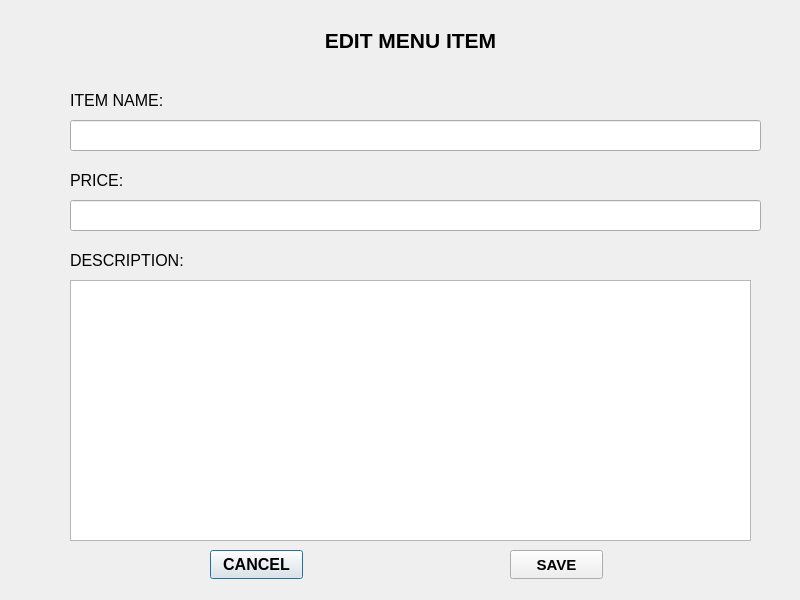
The window that RMS_qt/editmenuitem.ui (dev-pratik02/RMS) describes before a commit, drawn with Qt 5.
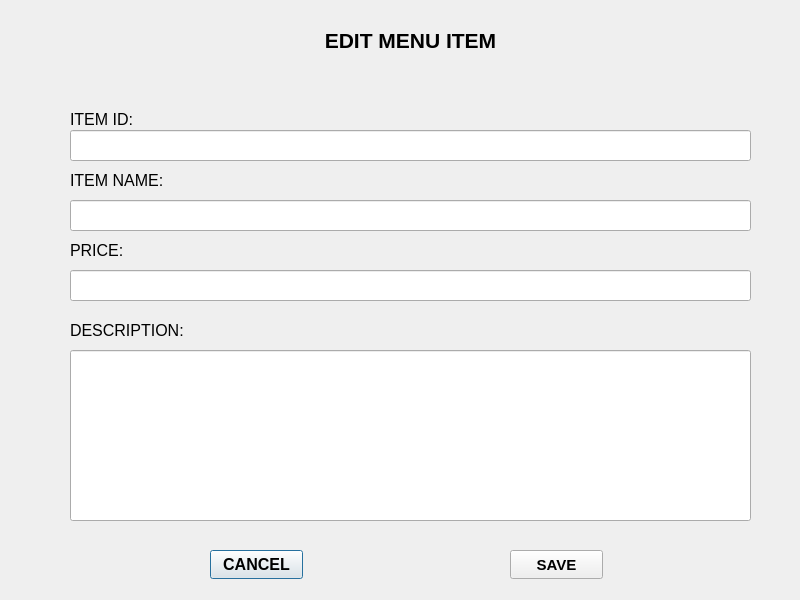
The same window after the commit.

Diff of the .ui file:
```diff
--- a/RMS_qt/editmenuitem.ui
+++ b/RMS_qt/editmenuitem.ui
@@ -17,7 +17,7 @@
    <property name="geometry">
     <rect>
      <x>70</x>
-     <y>90</y>
+     <y>170</y>
      <width>131</width>
      <height>20</height>
     </rect>
@@ -33,25 +33,12 @@
     <string>ITEM NAME:</string>
    </property>
   </widget>
-  <widget class="QPlainTextEdit" name="item_description">
-   <property name="geometry">
-    <rect>
-     <x>70</x>
-     <y>280</y>
-     <width>681</width>
-     <height>261</height>
-    </rect>
-   </property>
-   <property name="plainText">
-    <string/>
-   </property>
-  </widget>
   <widget class="QLineEdit" name="item_price">
    <property name="geometry">
     <rect>
      <x>70</x>
-     <y>200</y>
-     <width>691</width>
+     <y>270</y>
+     <width>681</width>
      <height>31</height>
     </rect>
    </property>
@@ -63,7 +50,7 @@
    <property name="geometry">
     <rect>
      <x>70</x>
-     <y>170</y>
+     <y>240</y>
      <width>151</width>
      <height>20</height>
     </rect>
@@ -81,8 +68,8 @@
    <property name="geometry">
     <rect>
      <x>70</x>
-     <y>120</y>
-     <width>691</width>
+     <y>200</y>
+     <width>681</width>
      <height>31</height>
     </rect>
    </property>
@@ -112,7 +99,7 @@
    <property name="geometry">
     <rect>
      <x>70</x>
-     <y>250</y>
+     <y>320</y>
      <width>141</width>
      <height>20</height>
     </rect>
@@ -171,6 +158,48 @@
     <set>Qt::AlignmentFlag::AlignCenter</set>
    </property>
   </widget>
+  <widget class="QLabel" name="item_id_2">
+   <property name="geometry">
+    <rect>
+     <x>70</x>
+     <y>110</y>
+     <width>64</width>
+     <height>18</height>
+    </rect>
+   </property>
+   <property name="font">
+    <font>
+     <family>Arial</family>
+     <pointsize>12</pointsize>
+    </font>
+   </property>
+   <property name="text">
+    <string>ITEM ID:</string>
+   </property>
+  </widget>
+  <widget class="QLineEdit" name="item_id">
+   <property name="geometry">
+    <rect>
+     <x>70</x>
+     <y>130</y>
+     <width>681</width>
+     <height>31</height>
+    </rect>
+   </property>
+  </widget>
+  <widget class="QLineEdit" name="item_description">
+   <property name="geometry">
+    <rect>
+     <x>70</x>
+     <y>350</y>
+     <width>681</width>
+     <height>171</height>
+    </rect>
+   </property>
+   <property name="text">
+    <string/>
+   </property>
+  </widget>
  </widget>
  <resources/>
  <connections/>
```
Left out of the diff: 2 changed lines with no effect on the pictures.
